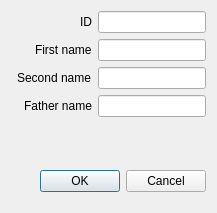
Before: the Qt Designer form src/MainWindow/Journal/addJournalRowDialog.ui in Hryapusek/database-qt-gui-cpp, drawn with Qt 5.
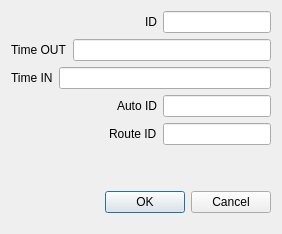
After: the same form once the commit is applied.

```diff
--- a/src/MainWindow/Journal/addJournalRowDialog.ui
+++ b/src/MainWindow/Journal/addJournalRowDialog.ui
@@ -6,8 +6,8 @@
    <rect>
     <x>0</x>
     <y>0</y>
-    <width>217</width>
-    <height>213</height>
+    <width>282</width>
+    <height>234</height>
    </rect>
   </property>
   <property name="windowTitle">
@@ -57,20 +57,7 @@
    <item>
     <layout class="QHBoxLayout" name="horizontalLayout_3">
      <item>
-      <spacer name="horizontalSpacer_7">
-       <property name="orientation">
-        <enum>Qt::Horizontal</enum>
-       </property>
-       <property name="sizeHint" stdset="0">
-        <size>
-         <width>40</width>
-         <height>20</height>
-        </size>
-       </property>
-      </spacer>
-     </item>
-     <item>
-      <widget class="QLabel" name="firstNameLbl">
+      <widget class="QLabel" name="timeOutLbl">
        <property name="sizePolicy">
         <sizepolicy hsizetype="Minimum" vsizetype="Minimum">
          <horstretch>0</horstretch>
@@ -78,14 +65,14 @@
         </sizepolicy>
        </property>
        <property name="text">
-        <string>First name</string>
+        <string>Time OUT</string>
        </property>
       </widget>
      </item>
      <item>
       <widget class="QLineEdit" name="firstNameLine">
        <property name="sizePolicy">
-        <sizepolicy hsizetype="Fixed" vsizetype="Fixed">
+        <sizepolicy hsizetype="Expanding" vsizetype="Fixed">
          <horstretch>0</horstretch>
          <verstretch>0</verstretch>
         </sizepolicy>
@@ -97,20 +84,7 @@
    <item>
     <layout class="QHBoxLayout" name="horizontalLayout_4">
      <item>
-      <spacer name="horizontalSpacer_6">
-       <property name="orientation">
-        <enum>Qt::Horizontal</enum>
-       </property>
-       <property name="sizeHint" stdset="0">
-        <size>
-         <width>40</width>
-         <height>20</height>
-        </size>
-       </property>
-      </spacer>
-     </item>
-     <item>
-      <widget class="QLabel" name="secondNameLbl">
+      <widget class="QLabel" name="timeInLbl">
        <property name="sizePolicy">
         <sizepolicy hsizetype="Minimum" vsizetype="Minimum">
          <horstretch>0</horstretch>
@@ -118,14 +92,14 @@
         </sizepolicy>
        </property>
        <property name="text">
-        <string>Second name</string>
+        <string>Time IN</string>
        </property>
       </widget>
      </item>
      <item>
       <widget class="QLineEdit" name="secondNameLine">
        <property name="sizePolicy">
-        <sizepolicy hsizetype="Fixed" vsizetype="Fixed">
+        <sizepolicy hsizetype="Expanding" vsizetype="Fixed">
          <horstretch>0</horstretch>
          <verstretch>0</verstretch>
         </sizepolicy>
@@ -158,12 +132,52 @@
         </sizepolicy>
        </property>
        <property name="text">
-        <string>Father name</string>
+        <string>Auto ID</string>
        </property>
       </widget>
      </item>
      <item>
-      <widget class="QLineEdit" name="fatherNameLine">
+      <widget class="QLineEdit" name="autoIdLine">
+       <property name="sizePolicy">
+        <sizepolicy hsizetype="Fixed" vsizetype="Fixed">
+         <horstretch>0</horstretch>
+         <verstretch>0</verstretch>
+        </sizepolicy>
+       </property>
+      </widget>
+     </item>
+    </layout>
+   </item>
+   <item>
+    <layout class="QHBoxLayout" name="horizontalLayout_6">
+     <item>
+      <spacer name="horizontalSpacer_9">
+       <property name="orientation">
+        <enum>Qt::Horizontal</enum>
+       </property>
+       <property name="sizeHint" stdset="0">
+        <size>
+         <width>40</width>
+         <height>20</height>
+        </size>
+       </property>
+      </spacer>
+     </item>
+     <item>
+      <widget class="QLabel" name="routeIdLbl">
+       <property name="sizePolicy">
+        <sizepolicy hsizetype="Minimum" vsizetype="Minimum">
+         <horstretch>0</horstretch>
+         <verstretch>0</verstretch>
+        </sizepolicy>
+       </property>
+       <property name="text">
+        <string>Route ID</string>
+       </property>
+      </widget>
+     </item>
+     <item>
+      <widget class="QLineEdit" name="routeIdLine">
        <property name="sizePolicy">
         <sizepolicy hsizetype="Fixed" vsizetype="Fixed">
          <horstretch>0</horstretch>
```
Left out of the diff: 16 changed lines with no effect on the pictures.
